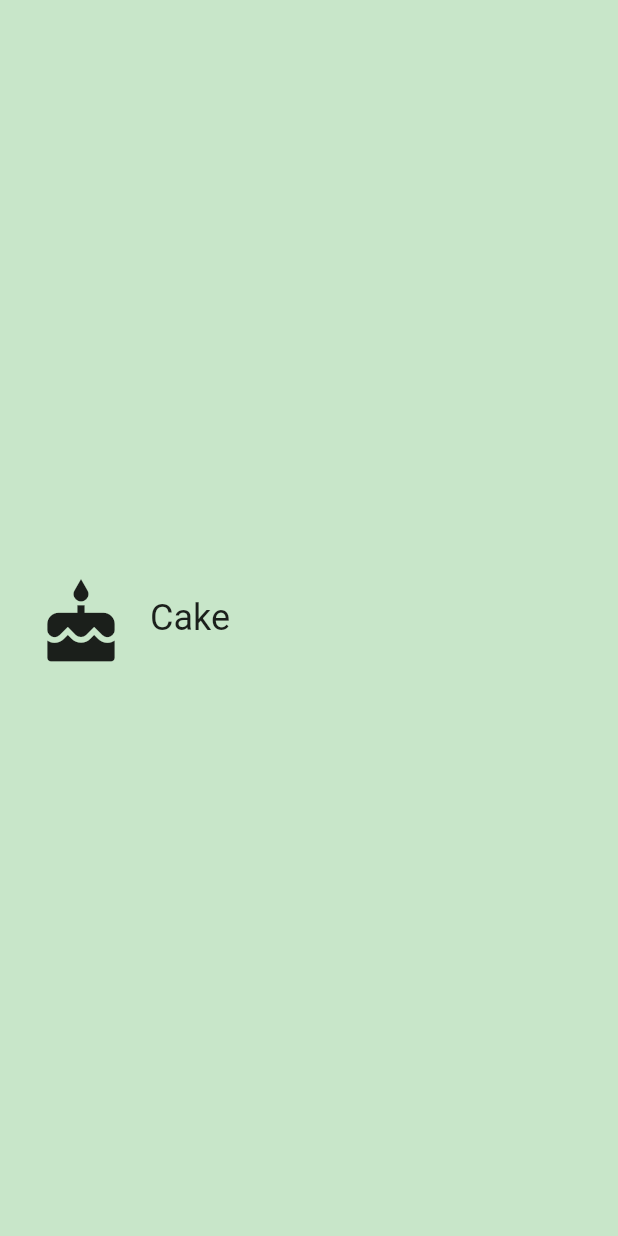
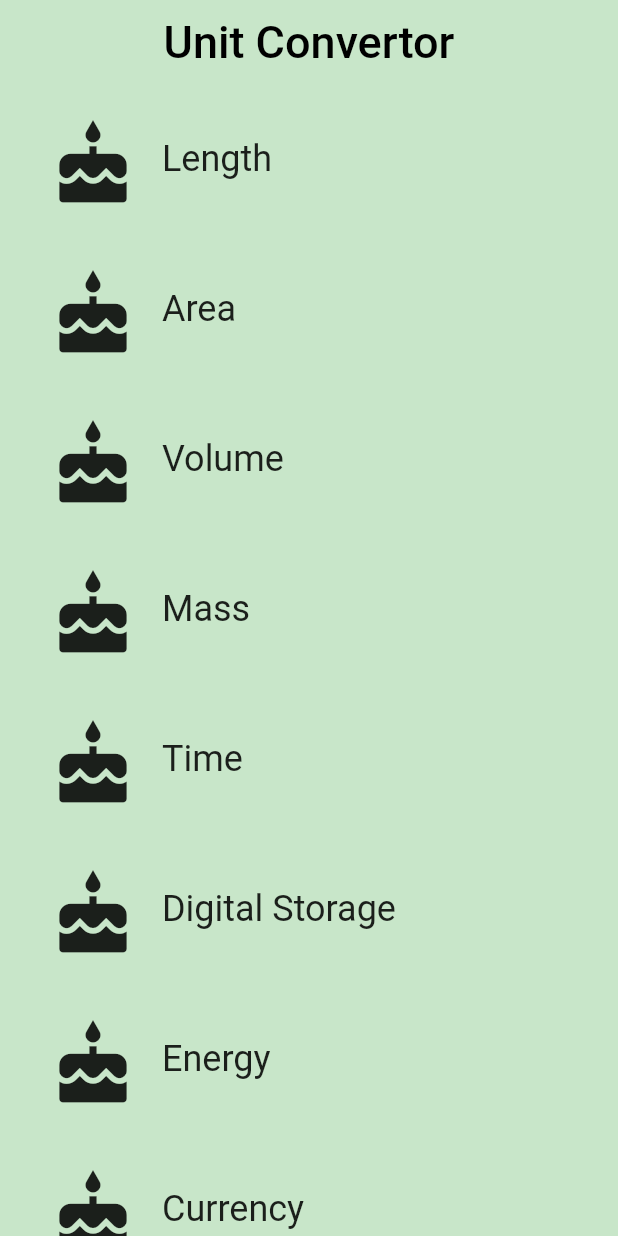
Before and after one commit to myidispg/flutter-projects, a Flutter app: the screen it shows after launch, on a phone screen of 412 x 824 dp. Run offline on Flutter 3.47's test engine with Material 2 defaults, Android fonts, the phone set to English and light mode, and no system bars.

Commit message:
Working on UnitCOnvertor

```diff
--- /dev/null
+++ b/custom_list/lib/category_route.dart
@@ -0,0 +1,76 @@
+import 'package:flutter/material.dart';
+
+// TODO: Check if we need to import anything
+import 'category.dart';
+// TODO: Define any constants
+final _backgroundColor = Colors.green[100];
+
+/// Category Route (screen).
+///
+/// This is the 'home' screen of the Unit Converter. It shows a header and
+/// a list of [Categories].
+///
+/// While it is named CategoryRoute, a more apt name would be CategoryScreen,
+/// because it is responsible for the UI at the route's destination.
+class CategoryRoute extends StatelessWidget {
+  const CategoryRoute();
+
+  static const _categoryNames = <String>[
+    'Length',
+    'Area',
+    'Volume',
+    'Mass',
+    'Time',
+    'Digital Storage',
+    'Energy',
+    'Currency',
+  ];
+
+  static const _baseColors = <Color>[
+    Colors.teal,
+    Colors.orange,
+    Colors.pinkAccent,
+    Colors.blueAccent,
+    Colors.yellow,
+    Colors.greenAccent,
+    Colors.purpleAccent,
+    Colors.red,
+  ];
+
+  @override
+  Widget build(BuildContext context) {
+    // TODO: Create a list of the eight Categories, using the names and colors
+    // from above. Use a placeholder icon, such as `Icons.cake` for each
+    // Category. We'll add custom icons later.
+    final categories = <Category> [];
+
+    for(var i = 0; i < _categoryNames.length; i++){
+      categories.add(Category(name: _categoryNames[i], color: _baseColors[i], iconLocation: Icons.cake));
+    }
+
+    // TODO: Create a list view of the Categories
+    final listView = Container(
+      color: _backgroundColor,
+      padding: EdgeInsets.symmetric(horizontal: 8.0),
+      child: ListView.builder(itemBuilder: (BuildContext context, int index) => categories[index],
+        itemCount: categories.length,
+      ),
+    );
+
+    // TODO: Create an App Bar
+    final appBar = AppBar(
+      elevation: 0.0,
+      title: Text(
+        'Unit Convertor',
+        style: TextStyle(color: Colors.black, fontSize: 30.0),
+      ),
+      centerTitle: true,
+      backgroundColor: _backgroundColor,
+    );
+
+    return Scaffold(
+      appBar: appBar,
+      body: listView,
+    );
+  }
+}
--- a/custom_list/lib/main.dart
+++ b/custom_list/lib/main.dart
@@ -1,6 +1,7 @@
 import 'package:flutter/material.dart';
 
 import 'package:custom_list/category.dart';
+import 'category_route.dart';
 
 const _categoryName = 'Cake';
 const _categoryIcon = Icons.cake;
@@ -14,12 +15,7 @@ class UnitConvertorApp extends StatelessWidget{
     return MaterialApp(
       debugShowCheckedModeBanner: false,
       title: 'Unit Convertor',
-      home: Scaffold(
-        backgroundColor: Colors.green[100],
-        body: Center(
-          child: Category(name: _categoryName, color: _categoryColor, iconLocation: _categoryIcon),
-        ),
-      ),
+      home: CategoryRoute(),
     );
   }
 
```
